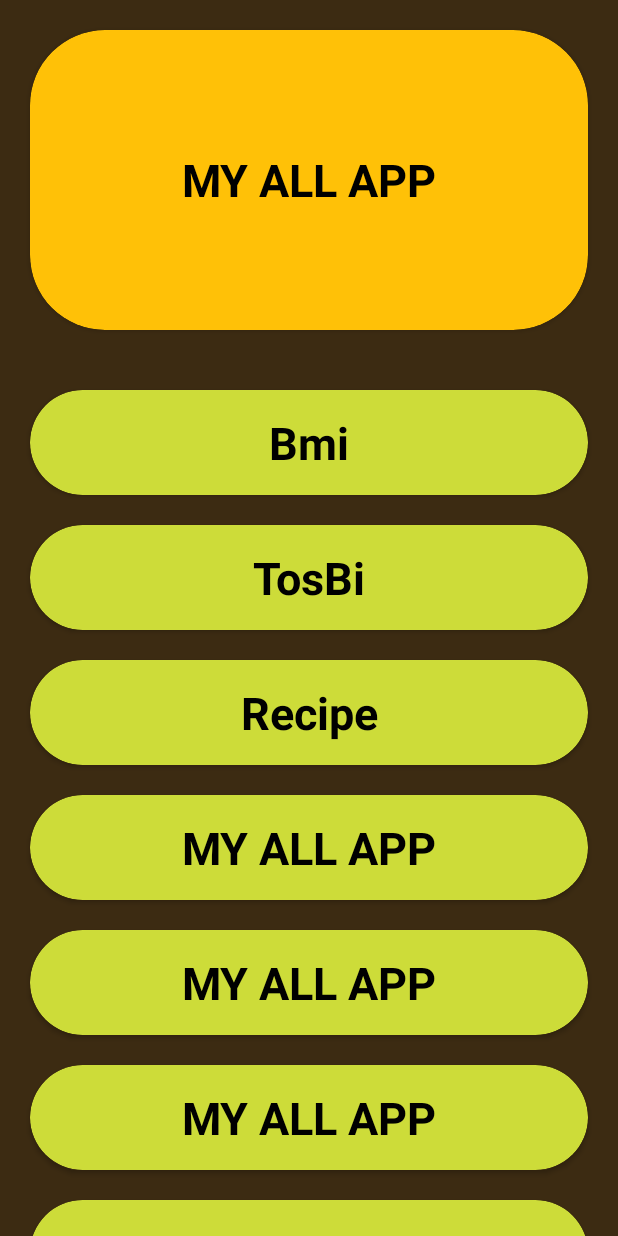
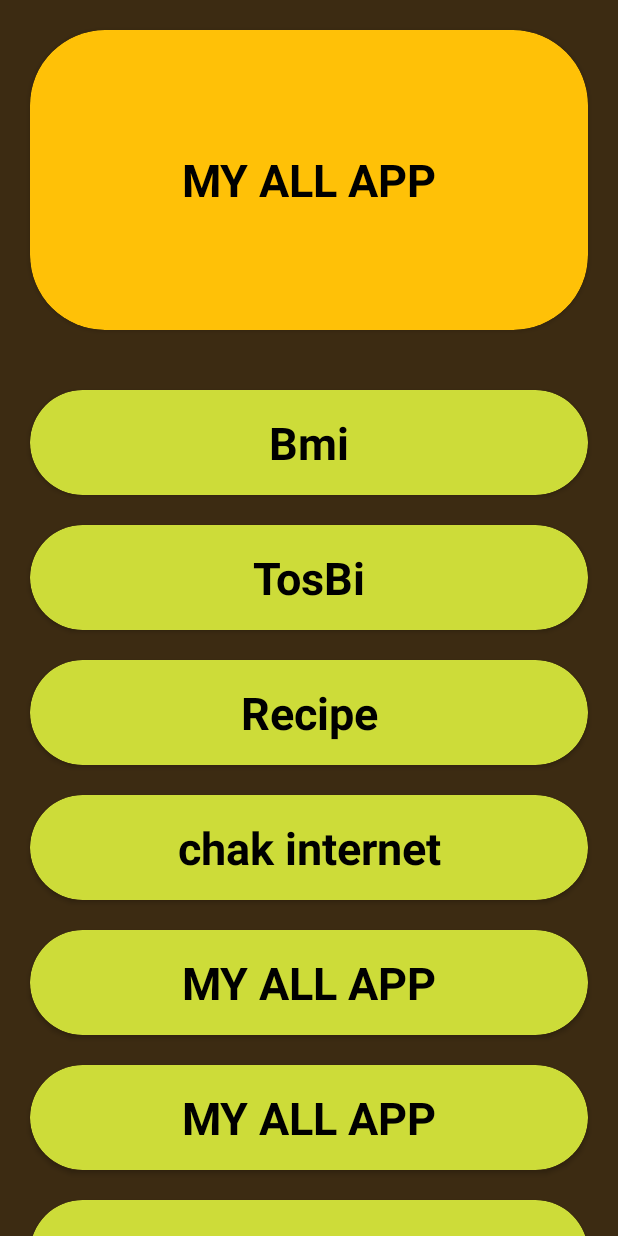
Before and after one commit to sowrovislam/quiz, an Android app: the screen it shows after launch (MainActivity), on a phone screen of 412 x 824 dp. Run offline under Robolectric (Android 15) with nearby library versions, the phone set to English and light mode, and no system bars; Roboto replaces fonts that are not available here.

Commit message:
thats is my thard projact

```diff
--- a/app/src/main/AndroidManifest.xml
+++ b/app/src/main/AndroidManifest.xml
@@ -16,6 +16,9 @@
         android:supportsRtl="true"
         android:theme="@style/Theme.Quiz"
         tools:targetApi="31">
+        <activity
+            android:name=".MainActivity7"
+            android:exported="false" />
         <activity
             android:name=".bmi"
             android:exported="false" />
--- a/app/src/main/java/com/example/quiz/MainActivity.java
+++ b/app/src/main/java/com/example/quiz/MainActivity.java
@@ -21,6 +21,8 @@ public class MainActivity extends AppCompatActivity {
         card1=findViewById(R.id.card1);
         card2=findViewById(R.id.card2);
         card3=findViewById(R.id.card3);
+        card4=findViewById(R.id.card4);
+
 
 
 
@@ -51,6 +53,18 @@ public class MainActivity extends AppCompatActivity {
                 startActivity(new Intent(MainActivity.this,MainActivity4.class));
             }
         });
+
+
+
+        card4.setOnClickListener(new View.OnClickListener() {
+            @Override
+            public void onClick(View v) {
+                startActivity(new Intent(MainActivity.this,MainActivity7.class));
+            }
+        });
+
+
+
 
 
 
--- a/app/src/main/res/layout/activity_main.xml
+++ b/app/src/main/res/layout/activity_main.xml
@@ -154,6 +154,7 @@
 
 
             <androidx.cardview.widget.CardView
+                android:id="@+id/card4"
                 android:layout_width="match_parent"
                 android:layout_height="70dp"
                 android:backgroundTint="#CDDC39"
@@ -164,12 +165,13 @@
 
 
                 <TextView
+
                     android:layout_width="match_parent"
                     android:layout_height="wrap_content"
                     android:layout_gravity="center"
                     android:fontFamily="@font/aclonica"
                     android:gravity="center"
-                    android:text="MY ALL APP"
+                    android:text="chak internet"
                     android:textColor="@color/black"
                     android:textSize="30dp"
                     android:textStyle="bold" />
```
